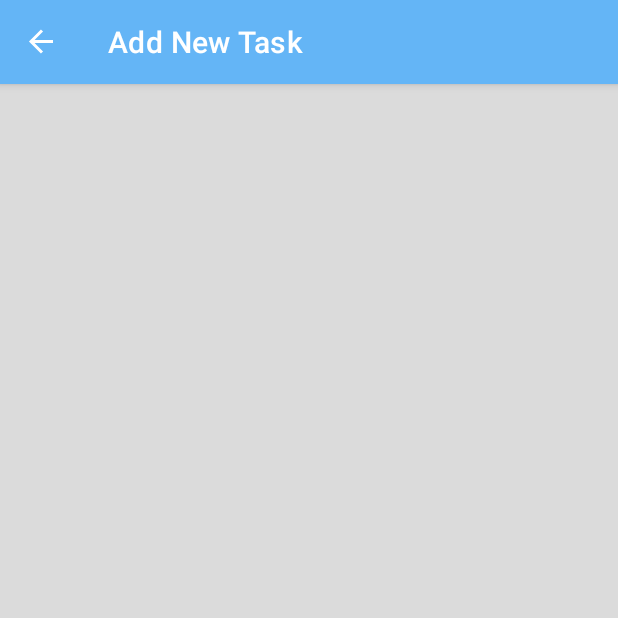
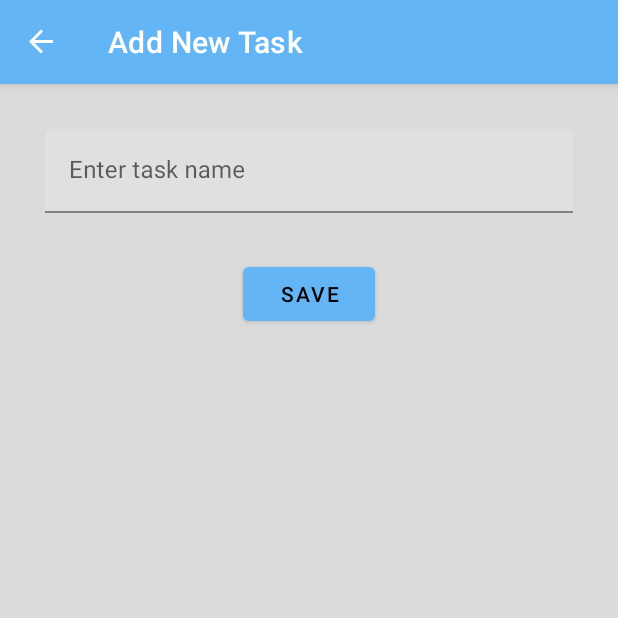
Before and after one commit to tara-pogancev/android-todo-list, an Android app: the AddNewTodo screen opened through its navigation route, on a phone screen of 412 x 824 dp, the top half of it. Run offline under Robolectric (Android 15) with nearby library versions, the phone set to English and light mode, and no system bars; our stand-ins replace data binding, navigation-ui.

Commit message:
feat: add new item

```diff
--- a/app/src/main/java/com/tarapogancev/todolist/adapter/TodoListAdapter.kt
+++ b/app/src/main/java/com/tarapogancev/todolist/adapter/TodoListAdapter.kt
@@ -1,10 +1,12 @@
 package com.tarapogancev.todolist.adapter
 
 import android.content.Context
+import android.os.Build
 import android.view.LayoutInflater
 import android.view.View
 import android.view.ViewGroup
 import android.widget.TextView
+import androidx.annotation.RequiresApi
 import androidx.lifecycle.LiveData
 import androidx.recyclerview.widget.RecyclerView
 import com.google.android.material.card.MaterialCardView
@@ -30,7 +32,8 @@ class TodoListAdapter(private val context: Context, private val data: LiveData<M
         holder.taskTitle.text = task?.taskTitle
 
         if (position % 2 == 0) {
-            holder.cardView.setBackgroundColor(context.resources.getColor(R.color.primaryLightColor))
+          // holder.cardView.setBackgroundColor( this.context.resources.getColor(R.color.primaryLightColor))
+            holder.cardView.setCardBackgroundColor(this.context.resources.getColor(R.color.primaryLightColor))
         }
     }
 
--- a/app/src/main/java/com/tarapogancev/todolist/ui/AddNewTodo.kt
+++ b/app/src/main/java/com/tarapogancev/todolist/ui/AddNewTodo.kt
@@ -5,24 +5,46 @@ import androidx.fragment.app.Fragment
 import android.view.LayoutInflater
 import android.view.View
 import android.view.ViewGroup
+import androidx.fragment.app.activityViewModels
+import com.tarapogancev.todolist.MainActivity
 import com.tarapogancev.todolist.R
 import com.tarapogancev.todolist.databinding.FragmentAddNewTodoBinding
+import com.tarapogancev.todolist.model.TodoTask
+import com.tarapogancev.todolist.navigation.Navigation
+import com.tarapogancev.todolist.viewModel.TodoViewModel
 
 
 class AddNewTodo : Fragment() {
 
     private var binding: FragmentAddNewTodoBinding? = null
 
+    private lateinit var navigation: Navigation
+
+    private val sharedViewModel: TodoViewModel by activityViewModels()
+
+    var task = TodoTask("", false)
+
     override fun onCreateView(
         inflater: LayoutInflater, container: ViewGroup?,
         savedInstanceState: Bundle?
     ): View? {
+        navigation = (activity as MainActivity).navController
         binding = FragmentAddNewTodoBinding.inflate(inflater, container, false)
         return binding!!.root
     }
 
     override fun onViewCreated(view: View, savedInstanceState: Bundle?) {
         super.onViewCreated(view, savedInstanceState)
+
+        binding?.apply {
+            newTask = task
+
+            buttonSave.setOnClickListener {
+                task.taskTitle = editTextTaskTitle.text.toString()
+                sharedViewModel.addNewTask(task)
+                navigation.newTaskToList()
+            }
+        }
     }
 
     override fun onDestroy() {
--- a/app/src/main/java/com/tarapogancev/todolist/ui/TodoListFragment.kt
+++ b/app/src/main/java/com/tarapogancev/todolist/ui/TodoListFragment.kt
@@ -20,7 +20,7 @@ class TodoListFragment : Fragment() {
 
     private var binding: FragmentTodoListBinding? = null
 
-    private lateinit var navController: Navigation
+    private lateinit var navigation: Navigation
 
     private val sharedViewModel: TodoViewModel by activityViewModels()
 
@@ -28,7 +28,7 @@ class TodoListFragment : Fragment() {
         inflater: LayoutInflater, container: ViewGroup?,
         savedInstanceState: Bundle?
     ): View? {
-        navController = (activity as MainActivity).navController
+        navigation = (activity as MainActivity).navController
         val fragmentBinding = FragmentTodoListBinding.inflate(inflater, container, false)
         binding = fragmentBinding
         return fragmentBinding.root
@@ -43,7 +43,7 @@ class TodoListFragment : Fragment() {
             lifecycleOwner = viewLifecycleOwner
 
             buttonAddNewTask.setOnClickListener {
-                navController.listToNewTask()
+                navigation.listToNewTask()
             }
 
             if (sharedViewModel.tasks.value?.size == 0) {
--- a/app/src/main/res/layout/fragment_add_new_todo.xml
+++ b/app/src/main/res/layout/fragment_add_new_todo.xml
@@ -1,12 +1,47 @@
 <?xml version="1.0" encoding="utf-8"?>
 <layout xmlns:android="http://schemas.android.com/apk/res/android"
     xmlns:tools="http://schemas.android.com/tools"
+    xmlns:app="http://schemas.android.com/apk/res-auto"
     tools:context=".ui.AddNewTodo">
+
+    <data>
+        <variable
+            name="newTask"
+            type="com.tarapogancev.todolist.model.TodoTask" />
+
+    </data>
 
     <androidx.constraintlayout.widget.ConstraintLayout
         android:layout_width="match_parent"
         android:layout_height="match_parent"
-        android:background="@color/gray">
+        android:background="@color/gray"
+        android:padding="30dp">
+
+        <com.google.android.material.textfield.TextInputLayout
+            android:id="@+id/editTextField_taskTitle"
+            android:layout_width="match_parent"
+            android:layout_height="wrap_content"
+            android:hint="@string/enter_task_name"
+            app:layout_constraintTop_toTopOf="parent">
+
+            <com.google.android.material.textfield.TextInputEditText
+                android:id="@+id/editText_taskTitle"
+                android:text="@{newTask.taskTitle}"
+                android:layout_width="match_parent"
+                android:layout_height="match_parent"
+                />
+
+        </com.google.android.material.textfield.TextInputLayout>
+
+        <com.google.android.material.button.MaterialButton
+            android:id="@+id/button_save"
+            android:layout_width="wrap_content"
+            android:layout_height="wrap_content"
+            app:layout_constraintStart_toStartOf="parent"
+            app:layout_constraintEnd_toEndOf="parent"
+            app:layout_constraintTop_toBottomOf="@id/editTextField_taskTitle"
+            android:layout_marginTop="30dp"
+            android:text="@string/save"/>
 
 
     </androidx.constraintlayout.widget.ConstraintLayout>
--- a/app/src/main/res/layout/list_item.xml
+++ b/app/src/main/res/layout/list_item.xml
@@ -13,10 +13,10 @@
     <com.google.android.material.card.MaterialCardView
         android:id="@+id/cardView_listItem"
         android:layout_width="match_parent"
-        android:layout_height="60dp"
+        android:layout_height="70dp"
         android:layout_marginHorizontal="10dp"
         android:layout_marginVertical="10dp"
-        app:cardCornerRadius="30dp"
+        app:cardCornerRadius="50dp"
         app:cardElevation="30dp">
 
         <LinearLayout
@@ -29,12 +29,13 @@
 
             <TextView
                 android:id="@+id/text_taskTitle"
-                android:layout_width="wrap_content"
+                android:layout_width="match_parent"
                 android:layout_height="wrap_content"
+                android:singleLine="true"
                 android:ellipsize="marquee"
                 android:marqueeRepeatLimit="marquee_forever"
-                android:singleLine="true"
-                android:textSize="18sp"
+                android:textSize="16sp"
+                android:focusable="true"
                 android:text="@{task.taskTitle}"
                 tools:text="This is my todo task." />
 
--- a/app/src/main/res/values/strings.xml
+++ b/app/src/main/res/values/strings.xml
@@ -3,4 +3,6 @@
     <!-- TODO: Remove or change this placeholder text -->
     <string name="hello_blank_fragment">Hello blank fragment</string>
     <string name="no_tasks_yet">No tasks yet.</string>
+    <string name="enter_task_name">Enter task name</string>
+    <string name="save">Save</string>
 </resources>
```
